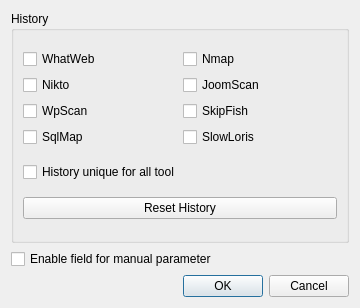
This is settingsDialog.ui in Mte90/PenMode-QT as Qt 5 draws it before an edit. The edited form follows.
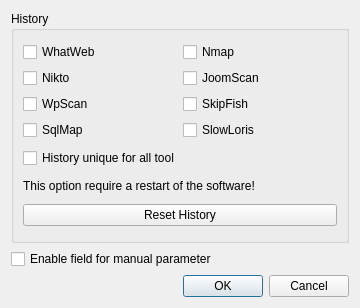
This is the edited form.

What changed in the file:
```diff
--- a/settingsDialog.ui
+++ b/settingsDialog.ui
@@ -98,7 +98,7 @@
             </item>
            </layout>
           </item>
-          <item row="3" column="0">
+          <item row="4" column="0">
            <widget class="QPushButton" name="resetHistory">
             <property name="text">
              <string>Reset History</string>
@@ -112,6 +112,19 @@
             </property>
            </widget>
           </item>
+          <item row="3" column="0">
+           <widget class="QLabel" name="label">
+            <property name="maximumSize">
+             <size>
+              <width>16777215</width>
+              <height>20</height>
+             </size>
+            </property>
+            <property name="text">
+             <string>This option require a restart of the software!</string>
+            </property>
+           </widget>
+          </item>
          </layout>
         </widget>
        </item>
```
